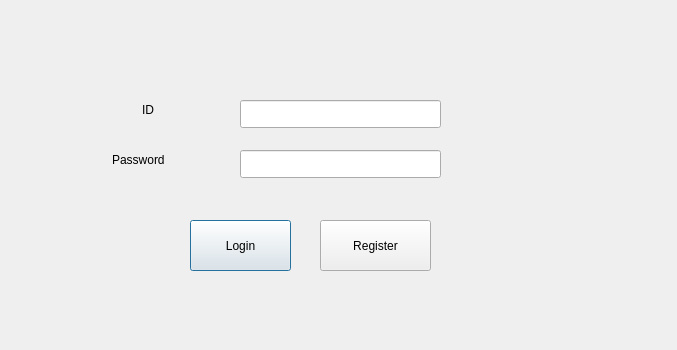
MohmedAkram/Applied-Final-Project, file Applied-Final-Project/customerlogin.ui: the form before one commit.
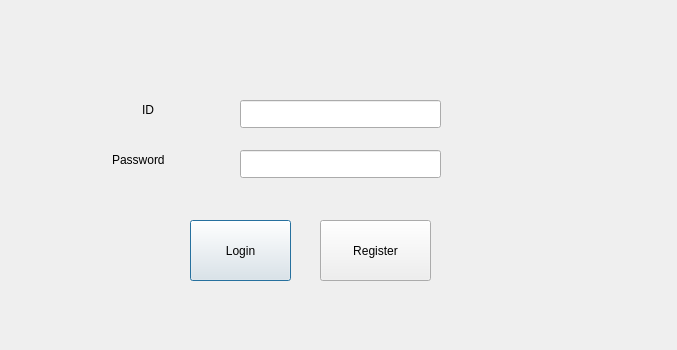
The form after the commit.

What changed in the file:
```diff
--- a/Applied-Final-Project/customerlogin.ui
+++ b/Applied-Final-Project/customerlogin.ui
@@ -68,7 +68,7 @@
      <x>190</x>
      <y>220</y>
      <width>101</width>
-     <height>51</height>
+     <height>61</height>
     </rect>
    </property>
    <property name="text">
@@ -81,7 +81,7 @@
      <x>320</x>
      <y>220</y>
      <width>111</width>
-     <height>51</height>
+     <height>61</height>
     </rect>
    </property>
    <property name="text">
```
